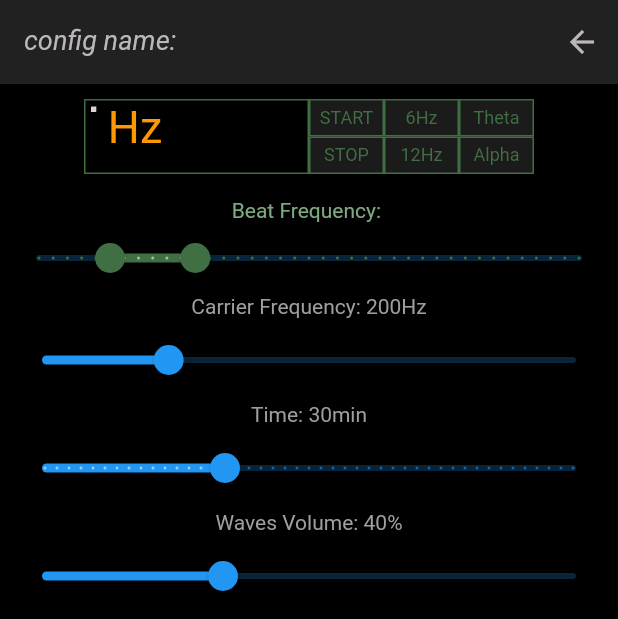
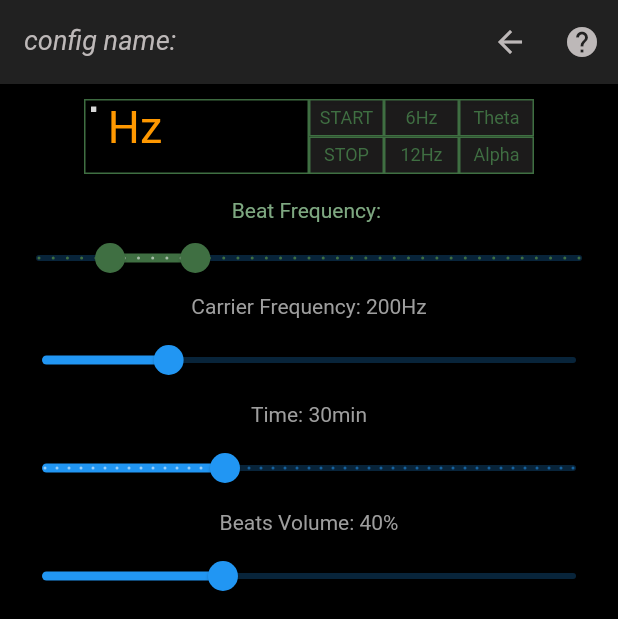
Before and after one commit to zavarese/binauralsleep, a Flutter app: the screen it shows after launch, after a tap on the "add to photos" icon, after a tap on "DOWN", on a phone screen of 412 x 824 dp. Shown: the top 619 px of the screen. Run offline on Flutter 3.47's test engine with Material 2 defaults, Android fonts, the phone set to English and light mode, and no system bars; our stand-ins replace file_picker, shared_preferences; missing offline and left inert: segment_display; grey boxes are pictures that could not be loaded.

Commit message:
Iniciando o Help

```diff
--- a/lib/pages/configuration.dart
+++ b/lib/pages/configuration.dart
@@ -1,4 +1,3 @@
-
 
 import 'package:binauralsleep/util/style.dart';
 import 'package:binauralsleep/util/components.dart';
@@ -6,7 +5,6 @@ import 'package:flutter/material.dart';
 import 'package:flutter/services.dart';
 import 'config.dart';
 import 'package:binauralsleep/util/util.dart';
-import 'package:segment_display/segment_display.dart';
 
 class ConfigPage extends StatefulWidget {
   int id;
@@ -70,6 +68,11 @@ class ConfigPageState extends Config with WidgetsBindingObserver  {
                             SquareCustomState(
                               squareCustom: SquareCustom(
                                 value: "START",
+                                width: 50,
+                                height: 25,
+                                borderColor: Color.fromRGBO(63, 111, 66, 1),
+                                textStyle: textStyleConfigSquare,
+                                backgroundColor: Color.fromRGBO(28, 27, 27, 1),
                               ) ,
                             )
                           ]
@@ -79,6 +82,11 @@ class ConfigPageState extends Config with WidgetsBindingObserver  {
                             SquareCustomState(
                               squareCustom: SquareCustom(
                                 value: "STOP",
+                                width: 50,
+                                height: 25,
+                                borderColor: Color.fromRGBO(63, 111, 66, 1),
+                                textStyle: textStyleConfigSquare,
+                                backgroundColor: Color.fromRGBO(28, 27, 27, 1),
                               ) ,
                             ),
                           ]
@@ -93,6 +101,11 @@ class ConfigPageState extends Config with WidgetsBindingObserver  {
                             SquareCustomState(
                               squareCustom: SquareCustom(
                                 value: (decreasing ? isoBeatMax.toInt().toString(): isoBeatMin.toInt().toString())+"Hz",
+                                width: 50,
+                                height: 25,
+                                borderColor: Color.fromRGBO(63, 111, 66, 1),
+                                textStyle: textStyleConfigSquare,
+                                backgroundColor: Color.fromRGBO(28, 27, 27, 1),
                               ) ,
                             ),
                           ]
@@ -102,6 +115,11 @@ class ConfigPageState extends Config with WidgetsBindingObserver  {
                             SquareCustomState(
                               squareCustom: SquareCustom(
                                 value: (decreasing ? isoBeatMin.toInt().toString(): isoBeatMax.toInt().toString())+"Hz",
+                                width: 50,
+                                height: 25,
+                                borderColor: Color.fromRGBO(63, 111, 66, 1),
+                                textStyle: textStyleConfigSquare,
+                                backgroundColor: Color.fromRGBO(28, 27, 27, 1),
                               ) ,
                             ),
                           ]
@@ -116,6 +134,11 @@ class ConfigPageState extends Config with WidgetsBindingObserver  {
                             SquareCustomState(
                               squareCustom: SquareCustom(
                                 value: (decreasing ? waveWord(isoBeatMax): waveWord(isoBeatMin)),
+                                width: 50,
+                                height: 25,
+                                borderColor: Color.fromRGBO(63, 111, 66, 1),
+                                textStyle: textStyleConfigSquare,
+                                backgroundColor: Color.fromRGBO(28, 27, 27, 1),
                               ) ,
                             ),
                           ]
@@ -125,6 +148,11 @@ class ConfigPageState extends Config with WidgetsBindingObserver  {
                             SquareCustomState(
                               squareCustom: SquareCustom(
                                 value: (decreasing ? waveWord(isoBeatMin): waveWord(isoBeatMax)),
+                                width: 50,
+                                height: 25,
+                                borderColor: Color.fromRGBO(63, 111, 66, 1),
+                                textStyle: textStyleConfigSquare,
+                                backgroundColor: Color.fromRGBO(28, 27, 27, 1),
                               ) ,
                             ),
                           ]
@@ -141,7 +169,7 @@ class ConfigPageState extends Config with WidgetsBindingObserver  {
                     Padding(padding: const EdgeInsets.all(8.0)),
                     Text("Beat Frequency: ",
                         textAlign: TextAlign.left,
-                        style: textStyleG
+                        style: textStyleSmallG
                     ),
                     RangeSliderCustomState(
                       sliderCustom: RangeSliderCustom(
@@ -179,7 +207,7 @@ class ConfigPageState extends Config with WidgetsBindingObserver  {
                         )
                     ),
                     Text(
-                        "Waves Volume: "+(volumeWaves).toStringAsFixed(0)+"%",
+                        "Beats Volume: "+(volumeWaves).toStringAsFixed(0)+"%",
                         textAlign: TextAlign.left,
                         style: textStyle
                     ),
--- a/lib/util/components.dart
+++ b/lib/util/components.dart
@@ -1,3 +1,5 @@
+import 'package:binauralsleep/pages/help.dart';
+import 'package:binauralsleep/util/style.dart';
 import 'package:flutter/material.dart';
 import 'package:flutter/services.dart';
 import 'package:segment_display/segment_display.dart';
@@ -127,6 +129,15 @@ class AppBarStateCustom  extends StatelessWidget implements PreferredSizeWidget{
               icon: Icon(appBarCustom.icon, color: Color.fromRGBO(189, 184, 184, 1)),
               onPressed: appBarCustom.iconBtnFunction
           ),
+          IconButton(
+              icon: Icon(Icons.help, color: Color.fromRGBO(189, 184, 184, 1)),
+              onPressed: (){
+                Navigator.push(
+                  context,
+                  MaterialPageRoute(builder: (context) => HelpPage()),
+                );
+              }
+          ),
         ],
         title: Form(
           key: appBarCustom.formKey,
@@ -142,10 +153,7 @@ class AppBarStateCustom  extends StatelessWidget implements PreferredSizeWidget{
             ),
             decoration: InputDecoration(
                 labelText: appBarCustom.label,
-                labelStyle: TextStyle(
-                  color: Color.fromRGBO(189, 184, 184, 1),
-                  fontStyle: FontStyle.italic,
-                )
+                labelStyle: textStyleActBar
             ),
             onChanged: appBarCustom.inputTxtFunction,
           ),
@@ -187,13 +195,13 @@ class RangeSliderCustomState  extends StatelessWidget {
   }
 }
 
+//*********** Show current beat frequency ***********
 class DisplayCustom {
   const DisplayCustom({this.value,});
 
   final String value;
 }
 
-//Carrier frequency slider bar
 class DisplayCustomState  extends StatelessWidget {
   const DisplayCustomState({Key key, this.displayCustom}) : super(key: key);
   final DisplayCustom displayCustom;
@@ -242,10 +250,16 @@ class DisplayCustomState  extends StatelessWidget {
   }
 }
 
+//*********** Square used in config page to show beat frequency information ***********
 class SquareCustom {
-  const SquareCustom({this.value,});
+  const SquareCustom({this.value,this.width,this.height,this.borderColor,this.backgroundColor,this.textStyle});
 
   final String value;
+  final double width;
+  final double height;
+  final Color borderColor;
+  final Color backgroundColor;
+  final TextStyle textStyle;
 }
 
 class SquareCustomState  extends StatelessWidget {
@@ -257,19 +271,15 @@ class SquareCustomState  extends StatelessWidget {
     return Container(
       alignment: Alignment.center,
       decoration: BoxDecoration(
-        color: Color.fromRGBO(28, 27, 27, 1),
+        color: squareCustom.backgroundColor,
         border: Border.all(
-          color: Color.fromRGBO(63, 111, 66, 1),
+          color: squareCustom.borderColor,
         ),
       ),
-      width: 50,
-      height: 25,
-      child: Text(squareCustom.value,
-        style: TextStyle(
-          color: Color.fromRGBO(63, 111, 66, 1),
-          fontWeight: FontWeight.normal,
-          fontSize: 12,
-        ),
+      width: squareCustom.width,
+      height: squareCustom.height,
+      child: Text(squareCustom.value,  //Color.fromRGBO(63, 111, 66, 1)
+        style: squareCustom.textStyle,
       ),
     );
   }
--- a/lib/util/util.dart
+++ b/lib/util/util.dart
@@ -3,27 +3,55 @@ import 'package:flutter/material.dart';
 String waveWord(double freq){
   String word="";
 
-  if(freq<=4){
+  int value = freq.toInt();
+
+  if(value<=4){
     word = "Delta";
   }
 
-  if(freq>4 && freq<=8){
+  if(value>4 && value<=8){
     word = "Theta";
   }
 
-  if(freq>8 && freq<=12){
+  if(value>8 && value<=12){
     word = "Alpha";
   }
 
-  if(freq>12 && freq<=35){
+  if(value>12 && value<35){
     word = "Beta";
   }
 
-  if(freq>35){
+  if(value>=35){
     word = "Gamma";
   }
 
   return word;
+}
+
+String greekLatter(int beatMin){
+  String greek;
+
+  if(beatMin<=4){
+    greek = "\u03b4"; //Delta
+  }
+
+  if(beatMin>4 && beatMin<=8){
+    greek = "\u03b8"; //Theta
+  }
+
+  if(beatMin>8 && beatMin<=12){
+    greek = "\u03b1"; //Alpha
+  }
+
+  if(beatMin>12 && beatMin<=35){
+    greek = "\u03b2"; //Beta
+  }
+
+  if(beatMin>35){
+    greek = "\u03b3"; //Gamma
+  }
+
+  return greek;
 }
 
 void funShowDialog(BuildContext context, String title, String content) {
```
Also changed, not shown: lib/pages/config_list.dart (+5 -4 lines), lib/pages/help.dart (added, +106 -0 lines), lib/pages/list.dart (+0 -26 lines), lib/util/style.dart (+20 -6 lines).
